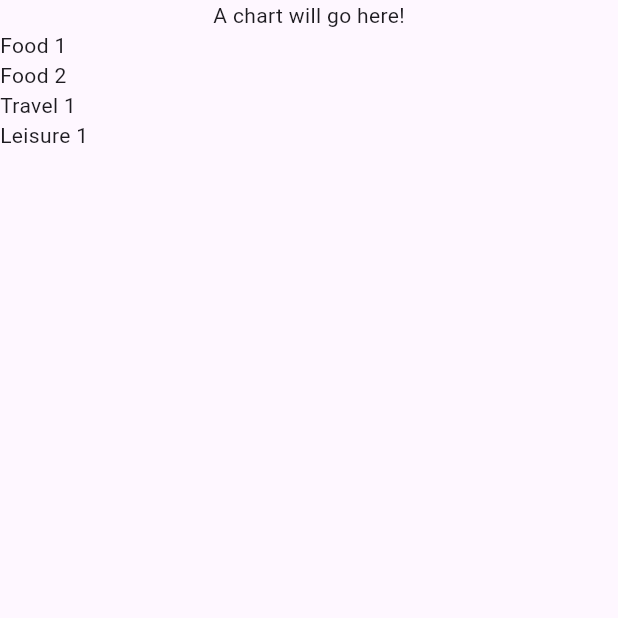
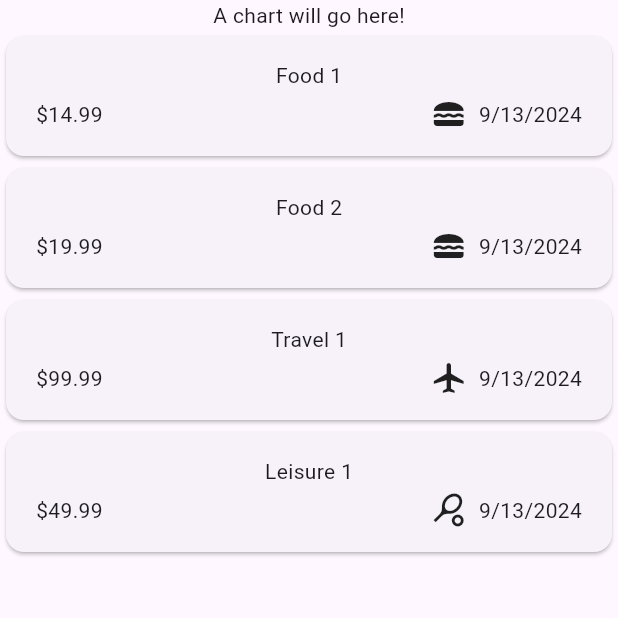
Before and after one commit to curtis-clement/flutter_expense_tracker, a Flutter app: the screen it shows after launch, on a phone screen of 412 x 824 dp, the top half of it. Run offline on Flutter 3.47's test engine with Material 3 defaults, Android fonts, the phone set to English and light mode, and no system bars.

Commit message:
instal intl, update list item styling and update expense model to handle icons and formatted dates

```diff
--- a/lib/main.dart
+++ b/lib/main.dart
@@ -1,5 +1,5 @@
 import 'package:flutter/material.dart';
-import 'package:expense_tracker_app/expenses.dart';
+import 'package:expense_tracker_app/widgets/expenses.dart';
 
 void main() {
   runApp(
--- a/lib/models/expense.model.dart
+++ b/lib/models/expense.model.dart
@@ -1,8 +1,19 @@
+import 'package:flutter/material.dart';
 import 'package:uuid/uuid.dart';
+import 'package:intl/intl.dart';
+
+final formatter = DateFormat.yMd();
 
 const uuid = Uuid();
 
 enum Category { food, travel, leisure, work }
+
+const categoryIcons = {
+  Category.food: Icons.lunch_dining,
+  Category.travel: Icons.airplanemode_active,
+  Category.leisure: Icons.sports_tennis,
+  Category.work: Icons.work,
+};
 
 class Expense {
   Expense({
@@ -17,4 +28,7 @@ class Expense {
   final double amount;
   final DateTime date;
   final Category category;
+
+  String get formattedDate => formatter.format(date);
+  IconData get icon => categoryIcons[category]!;
 }
--- a/lib/expenses.dart
+++ b/lib/widgets/expenses.dart
@@ -1,5 +1,5 @@
 import 'package:flutter/material.dart';
-import 'package:expense_tracker_app/expenses_list.dart';
+import 'package:expense_tracker_app/widgets/expenses_list/expenses_list.dart';
 import 'package:expense_tracker_app/models/expense.model.dart';
 
 class Expenses extends StatefulWidget {
--- /dev/null
+++ b/lib/widgets/expenses_list/expense_item.dart
@@ -0,0 +1,36 @@
+import 'package:expense_tracker_app/models/expense.model.dart';
+import 'package:flutter/material.dart';
+
+class ExpenseItem extends StatelessWidget {
+  const ExpenseItem({super.key, required this.expense});
+
+  final Expense expense;
+
+  @override
+  Widget build(BuildContext context) {
+    return Card(
+      child: Padding(
+        padding: const EdgeInsets.symmetric(horizontal: 20, vertical: 16),
+        child: Column(
+          children: [
+            Text(expense.title),
+            const SizedBox(height: 4),
+            Row(
+              children: [
+                Text('\$${expense.amount.toStringAsFixed(2)}'),
+                const Spacer(),
+                Row(
+                  children: [
+                    Icon(expense.icon),
+                    const SizedBox(width: 8),
+                    Text(expense.formattedDate),
+                  ],
+                ),
+              ],
+            ),
+          ],
+        ),
+      ),
+    );
+  }
+}
--- a/lib/expenses_list.dart
+++ b/lib/widgets/expenses_list/expenses_list.dart
@@ -1,3 +1,4 @@
+import 'package:expense_tracker_app/widgets/expenses_list/expense_item.dart';
 import 'package:flutter/material.dart';
 import 'package:expense_tracker_app/models/expense.model.dart';
 
@@ -9,7 +10,7 @@ class ExpensesList extends StatelessWidget {
   @override
   Widget build(BuildContext context) {
     return ListView.builder(itemCount: expensesList.length, itemBuilder: (context, index) {
-      return Text(expensesList[index].title);
+      return ExpenseItem(expense: expensesList[index]);
     });
   }
 }
--- a/pubspec.yaml
+++ b/pubspec.yaml
@@ -36,6 +36,7 @@ dependencies:
   # Use with the CupertinoIcons class for iOS style icons.
   cupertino_icons: ^1.0.6
   uuid: ^4.5.0
+  intl: ^0.19.0
 
 dev_dependencies:
   flutter_test:
```
Also changed, not shown: pubspec.lock.
